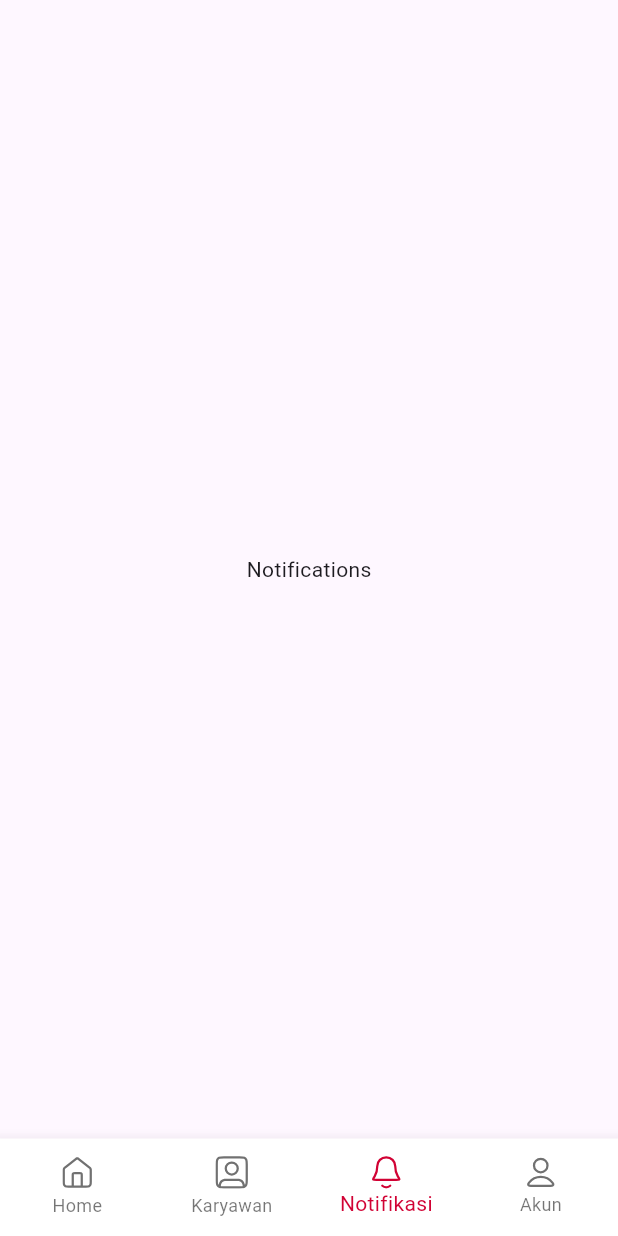
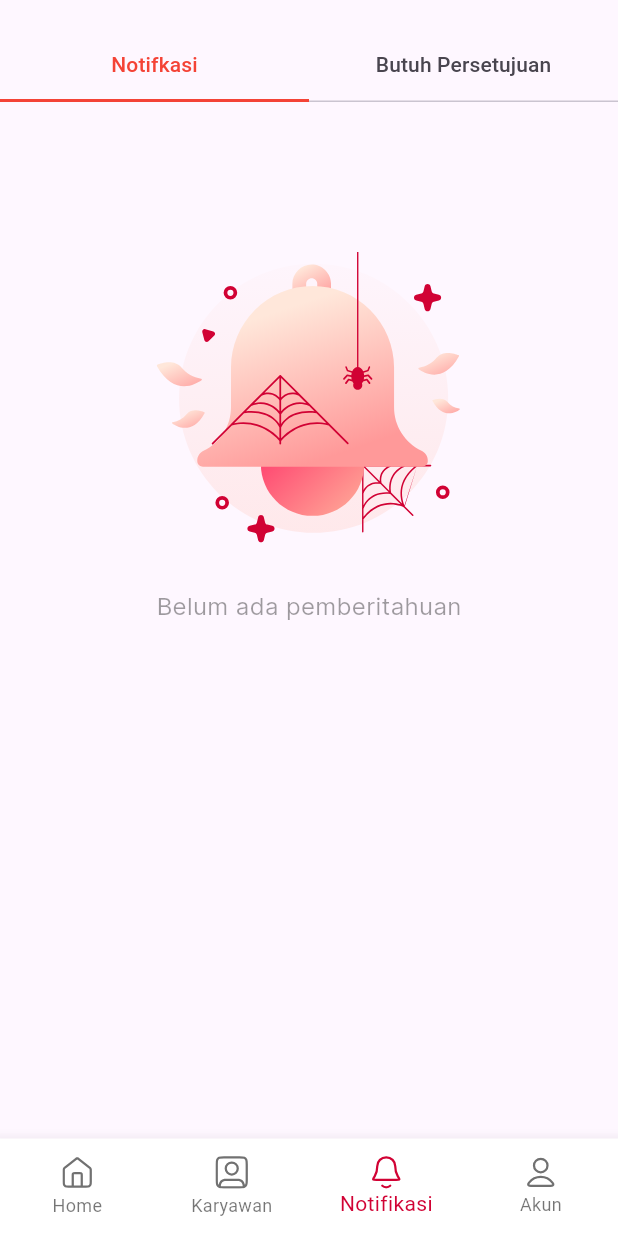
Before and after one commit to putrabudiantos/zainzo-people, a Flutter app: the NavMainPage screen opened directly, item 3 of the bottom bar chosen, on a phone screen of 412 x 824 dp. Run offline on Flutter 3.47's test engine with Material 2 defaults, Android fonts, the light colour scheme and no system bars; our stand-ins replace connectivity_plus, flutter_svg, geocoding, geolocator, google_maps_flutter, image_picker and 4 more; missing offline and left inert: animated_snack_bar, mysql1; accounts and stored records are empty; network calls fail; project files that could hold a hidden picture were left out.

Commit message:
menambah tab notifikasi

```diff
--- a/lib/src/components/log/logabsensi.dart
+++ b/lib/src/components/log/logabsensi.dart
@@ -11,6 +11,7 @@ class LogAbsensi extends StatelessWidget {
 
   @override
   Widget build(BuildContext context) {
+    String clockout = "";
     //Container pada saat jika ada log absen maka kontainer ini akan muncul
     //dan menampilkn widget template yang telah saya buat di bawah
     return Column(
@@ -253,9 +254,9 @@ class LogAbsensi extends StatelessWidget {
       {String? hari,
       String? tanggal,
       String? clockin,
-      String? clockout,
+      clockout,
       BuildContext? context}) {
-    if (clockout!.isNotEmpty) {
+    if (clockout.isNotEmpty) {
       boolclockout == false;
     } else {
       boolclockout = true;
@@ -289,12 +290,14 @@ class LogAbsensi extends StatelessWidget {
                 ),
                 //Column untuk jam clockin dan clock out
                 Column(
+                  crossAxisAlignment: CrossAxisAlignment.start,
                   children: [
                     //untuk tanggal
                     Text(
                       clockin!,
                       style: const TextStyle(fontFamily: "Inter", fontSize: 16),
                     ),
+                    const SizedBox(height: 15),
                     boolclockout == true
                         ? Text(
                             clockout,
@@ -306,24 +309,33 @@ class LogAbsensi extends StatelessWidget {
                 ),
                 //column untuk text clock in/out
                 Column(
+                  crossAxisAlignment: CrossAxisAlignment.start,
                   children: [
                     //untuk tanggal
                     const Text(
                       "Clock In",
                       style: TextStyle(fontFamily: "Inter", fontSize: 16),
                     ),
+                    const SizedBox(height: 15),
                     boolclockout == true
                         ? const Text(
                             "ClockOut",
                             style: TextStyle(fontFamily: "Inter", fontSize: 16),
                           )
+                        : const Text(''),
+                  ],
+                ),
+                Column(
+                  children: [
+                    const Icon(
+                      Icons.arrow_forward_ios_sharp,
+                      size: 17,
+                    ),
+                    const SizedBox(height: 15),
+                    boolclockout == true
+                        ? const Icon(Icons.arrow_forward_ios, size: 17)
                         : const Text('')
                   ],
-                ),
-
-                const Icon(
-                  Icons.arrow_forward_ios_sharp,
-                  size: 17,
                 )
               ],
             ),
--- a/lib/src/mainpage/mainpage.dart
+++ b/lib/src/mainpage/mainpage.dart
@@ -8,6 +8,7 @@ import '../theme/color.dart'; //import kelas color
 import 'package:flutter_svg/flutter_svg.dart'; //import kelas svg untuk icon navigasi bar
 import 'package:zainozoho/src/profil/akun.dart'; //import kelas tab akun
 import 'package:zainozoho/src/karyawan/karyawan.dart'; //import kelas untuk tab karyawan
+import 'package:zainozoho/src/notifikasi/tabnotifikasi.dart';
 
 class NavMainPage extends StatefulWidget {
   const NavMainPage({super.key});
@@ -101,7 +102,7 @@ class _NavMainPageState extends State<NavMainPage> {
     //fungsi window jadwal
     Karyawan(),
 
-    Text("Notifications"),
+    TabNotifikasi(),
 
     //fungsiw window akun
     Akun(),
--- a/lib/src/notifikasi/tabnotifikasi.dart
+++ b/lib/src/notifikasi/tabnotifikasi.dart
@@ -0,0 +1,103 @@
+import 'package:flutter/material.dart';
+import 'package:flutter_svg/flutter_svg.dart';
+
+class TabNotifikasi extends StatefulWidget {
+  const TabNotifikasi({super.key});
+
+  @override
+  State<TabNotifikasi> createState() => _TabNotifikasiState();
+}
+
+class _TabNotifikasiState extends State<TabNotifikasi>
+    with TickerProviderStateMixin {
+  late TabController tabController;
+  bool adanotifikasi = false;
+
+  @override
+  void initState() {
+    super.initState();
+    adanotifikasi;
+    tabController = TabController(length: 2, vsync: this);
+  }
+
+  @override
+  Widget build(BuildContext context) {
+    return Scaffold(
+      appBar: AppBar(
+        toolbarHeight: 20,
+        bottom: TabBar(
+          indicatorSize: TabBarIndicatorSize.tab,
+          labelColor: Colors.red,
+          indicatorColor: Colors.red,
+          controller: tabController,
+          tabs: const [
+            Tab(
+              text: "Notifkasi",
+            ),
+            Tab(
+              text: "Butuh Persetujuan",
+            )
+          ],
+        ),
+      ),
+      body: TabBarView(
+        controller: tabController,
+        children: [
+          ListView(
+            children: [
+              adanotifikasi == false
+                  ? Column(
+                      children: [
+                        Padding(
+                          padding: const EdgeInsets.only(top: 100),
+                          child: SvgPicture.asset(
+                            'assets/images/no-notification-svg.svg',
+                          ),
+                        ),
+                        const SizedBox(height: 25),
+                        const Text(
+                          'Belum ada pemberitahuan',
+                          style: TextStyle(
+                              fontFamily: 'Inter',
+                              fontSize: 16,
+                              color: Colors.black38),
+                        )
+                      ],
+                    )
+                  : const ListTile(
+                      title: Text('Harga Promo'),
+                      subtitle: Text('Makin hemat'),
+                    ),
+            ],
+          ),
+          ListView(
+            children: [
+              adanotifikasi == false
+                  ? Column(
+                      children: [
+                        Padding(
+                          padding: const EdgeInsets.only(top: 100),
+                          child: SvgPicture.asset(
+                              'assets/images/no-notification-svg.svg'),
+                        ),
+                        const SizedBox(height: 25),
+                        const Text(
+                          'Belum ada pemberitahuan',
+                          style: TextStyle(
+                              fontFamily: 'Inter',
+                              fontSize: 16,
+                              color: Colors.black38),
+                        )
+                      ],
+                    )
+                  : const ListTile(
+                      title: Text('Harga Promo'),
+                      subtitle: Text('Makin hemat'),
+                    ),
+            ],
+          ),
+        ],
+      ),
+    );
+  }
+}
```
Also changed, not shown: assets/images/no-notification-svg.svg (added), assets/images/no-notification.png (added).
